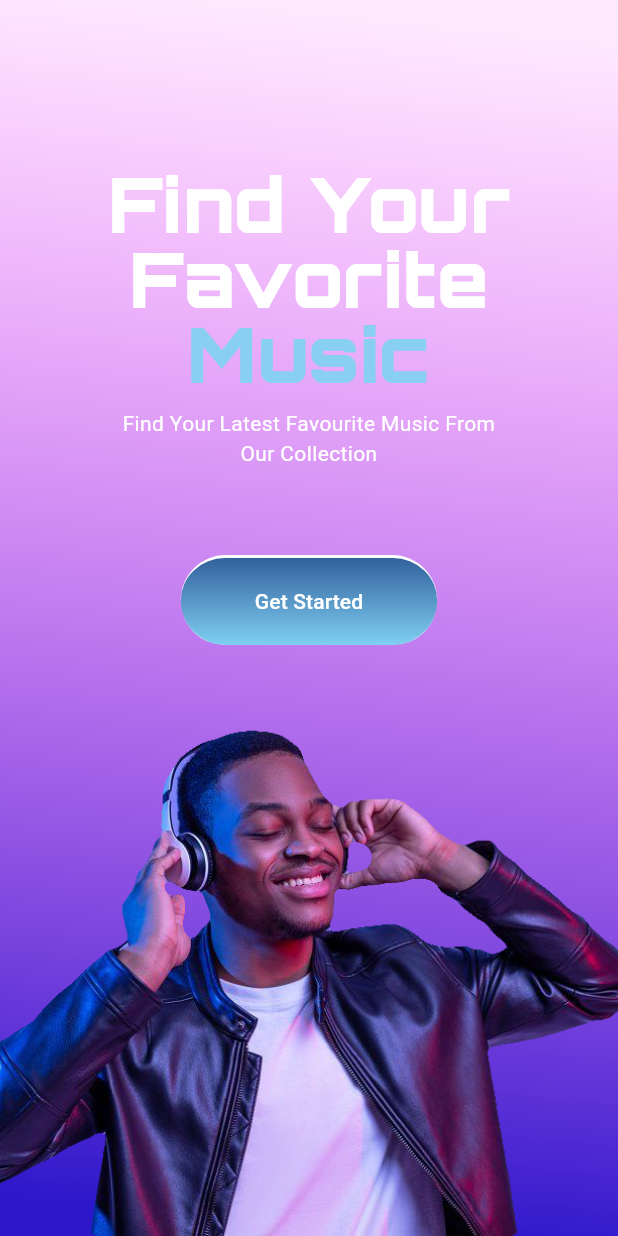
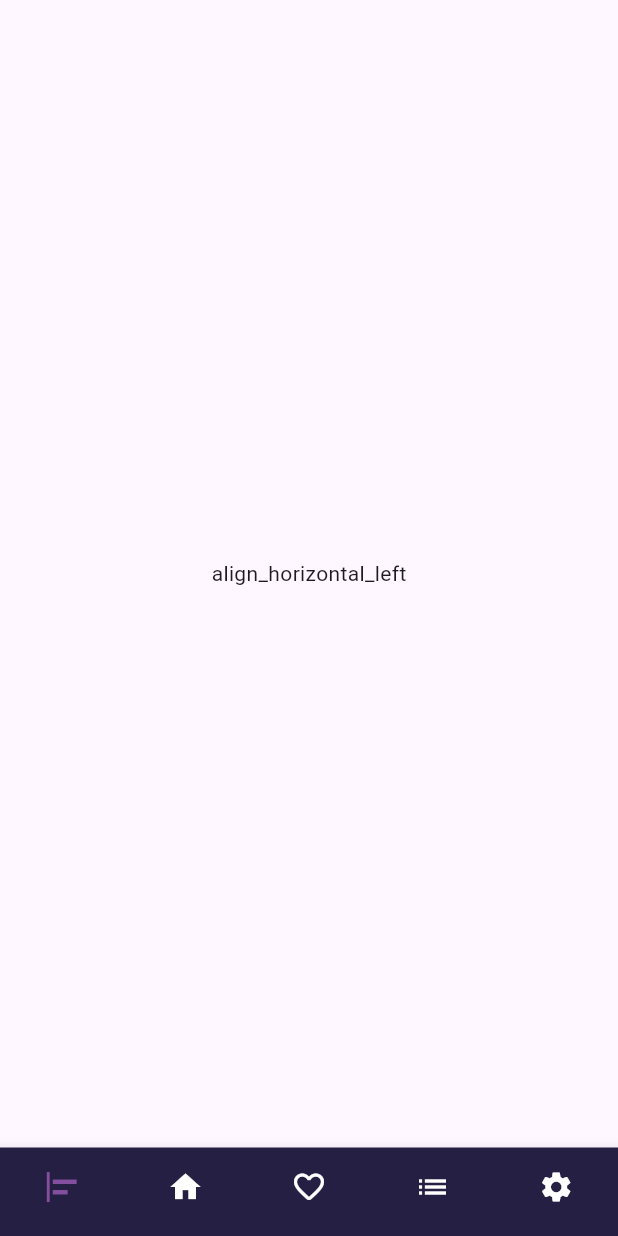
Before and after one commit to abdallahalqisy/music_app, a Flutter app: the screen it shows after launch, after a tap on "Get Started", on a phone screen of 412 x 824 dp. Run offline on Flutter 3.47's test engine with Material 3 defaults, Android fonts, the phone set to English and light mode, and no system bars.

Commit message:
create navibar

```diff
--- /dev/null
+++ b/music/lib/controller/home_controller.dart
@@ -0,0 +1,38 @@
+import 'package:flutter/material.dart';
+
+class HomeController {
+  static List<Icon> homeIcon = [
+    Icon(Icons.align_horizontal_left),
+    Icon(Icons.home),
+    Icon(Icons.favorite_outline_rounded),
+    Icon(Icons.list),
+    Icon(Icons.settings)
+  ];
+  static List<Widget> homePages = [
+    const Scaffold(
+      body: Center(
+        child: Text('align_horizontal_left'),
+      ),
+    ),
+    const Scaffold(
+      body: Center(
+        child: Text('home'),
+      ),
+    ),
+    const Scaffold(
+      body: Center(
+        child: Text('favorite_outline_rounded'),
+      ),
+    ),
+    const Scaffold(
+      body: Center(
+        child: Text('list'),
+      ),
+    ),
+    const Scaffold(
+      body: Center(
+        child: Text('settings'),
+      ),
+    ),
+  ];
+}
--- a/music/lib/my_app.dart
+++ b/music/lib/my_app.dart
@@ -1,4 +1,5 @@
 import 'package:flutter/material.dart';
+import 'package:music/screens/home_screen.dart';
 import 'package:music/screens/on_borarding_screen.dart';
 import 'package:music/screens/splash_screen.dart';
 
@@ -18,6 +19,7 @@ class MyApp extends StatelessWidget {
       routes: {
         SplashScreen.id: (context) => SplashScreen(),
         OnBoardingScreen.id: (context) => OnBoardingScreen(),
+        HomeScreen.id: (context) => HomeScreen()
       },
     );
   }
--- /dev/null
+++ b/music/lib/screens/home_screen.dart
@@ -0,0 +1,30 @@
+import 'package:flutter/cupertino.dart';
+import 'package:flutter/material.dart';
+import 'package:music/controller/home_controller.dart';
+import 'package:music/widgets/custom_niva_bar.dart';
+
+class HomeScreen extends StatefulWidget {
+  const HomeScreen({super.key});
+
+  static String id = 'HomeScreen';
+
+  @override
+  State<HomeScreen> createState() => _HomeScreenState();
+}
+
+class _HomeScreenState extends State<HomeScreen> {
+  int index = 0;
+  @override
+  Widget build(BuildContext context) {
+    return Scaffold(
+      body: HomeController.homePages[index],
+      bottomNavigationBar: CustomNivaBar(
+        index: index,
+        onTap: (int value) {
+          index = value;
+          setState(() {});
+        },
+      ),
+    );
+  }
+}
--- a/music/lib/screens/on_borarding_screen.dart
+++ b/music/lib/screens/on_borarding_screen.dart
@@ -1,5 +1,6 @@
 import 'package:flutter/material.dart';
 import 'package:flutter/widgets.dart';
+import 'package:music/screens/home_screen.dart';
 import 'package:music/widgets/constant.dart';
 import 'package:music/widgets/custom_button.dart';
 import 'package:music/widgets/custom_image_boarding_page.dart';
@@ -40,7 +41,9 @@ class OnBoardingScreen extends StatelessWidget {
                 ),
                 CustomButton(
                   text: 'Get Started',
-                  onPressed: () {},
+                  onPressed: () {
+                    Navigator.pushNamed(context, HomeScreen.id);
+                  },
                 ),
                 CustomImageBoardingPage(),
               ],
--- /dev/null
+++ b/music/lib/widgets/custom_niva_bar.dart
@@ -0,0 +1,25 @@
+import 'package:flutter/material.dart';
+import 'package:music/controller/home_controller.dart';
+
+class CustomNivaBar extends StatelessWidget {
+  const CustomNivaBar({required this.onTap, required this.index});
+  final ValueChanged<int>? onTap;
+  final int index;
+  @override
+  Widget build(BuildContext context) {
+    return BottomNavigationBar(
+        showSelectedLabels: false,
+        showUnselectedLabels: false,
+        unselectedItemColor: Colors.white,
+        selectedItemColor: const Color(0xff854F9F),
+        currentIndex: index,
+        onTap: onTap,
+        backgroundColor: Color(0xff261F44),
+        type: BottomNavigationBarType.fixed,
+        items: [
+          for (int i = 0; i < HomeController.homeIcon.length; i++)
+            BottomNavigationBarItem(
+                icon: HomeController.homeIcon[i], label: ''),
+        ]);
+  }
+}
```
